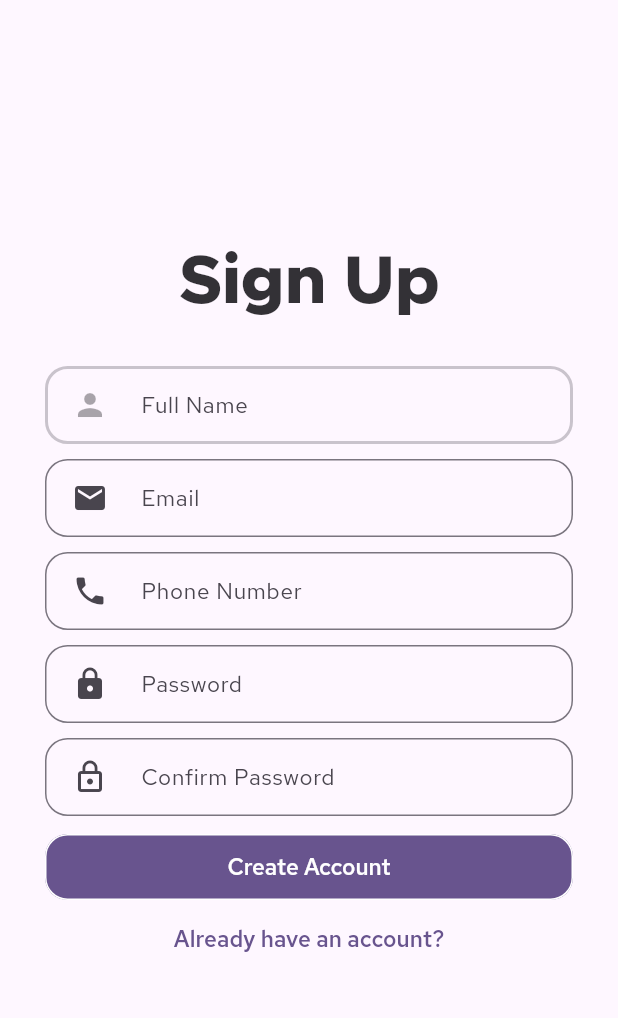
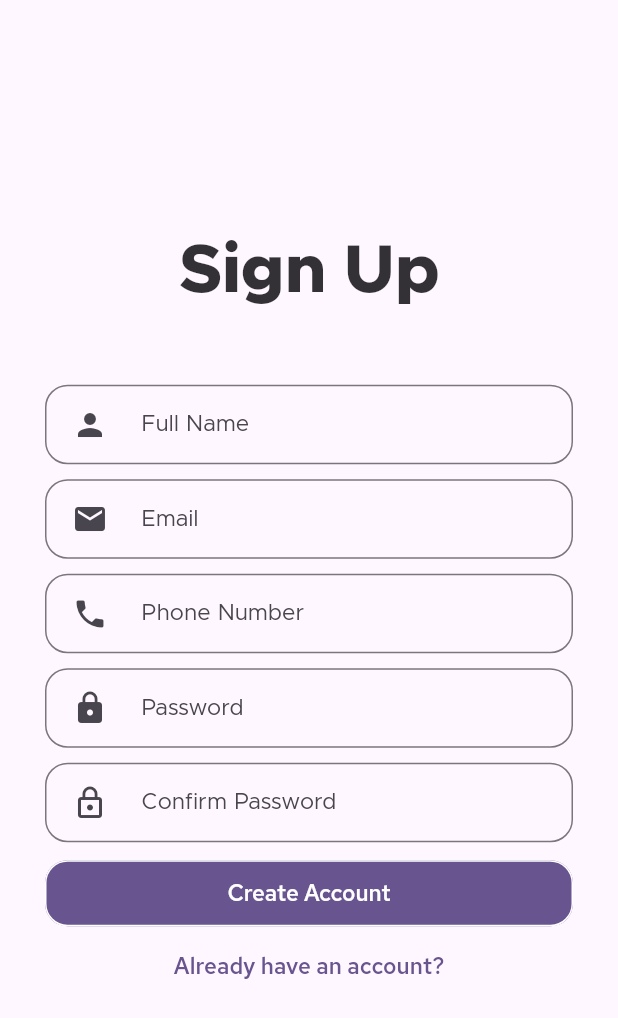
Before and after one commit to PremjithK/project_yu_health, a Flutter app: the SignupPage screen opened directly, on a phone screen of 412 x 824 dp. Shown: the top 1018 px of the screen. Run offline on Flutter 3.47's test engine with Material 2 defaults, Android fonts, the phone set to English and light mode, and no system bars; our stand-ins replace bloc, font_awesome_flutter, get; generated files the repository leaves out were written again; project files that could hold a hidden picture were left out.

Commit message:
scrollable fix sign up page

```diff
--- a/lib/custom_widgets/statusbar_coloring.dart
+++ /dev/null
@@ -1,18 +0,0 @@
-//&Statusbar
-// Get the brightness of the system
-import 'package:flutter/material.dart';
-import 'package:flutter/services.dart';
-
-void customStatusBar(BuildContext context, ThemeData theme) {
-  final b = MediaQuery.of(context).platformBrightness;
-
-  // Check if the system is in dark mode
-  final isDarkMode = b == Brightness.dark;
-
-  SystemChrome.setSystemUIOverlayStyle(
-    SystemUiOverlayStyle(
-      statusBarColor: Colors.transparent,
-      statusBarIconBrightness: isDarkMode ? Brightness.light : Brightness.dark,
-    ),
-  );
-}
--- a/lib/custom_widgets/text_fields.dart
+++ b/lib/custom_widgets/text_fields.dart
@@ -17,12 +17,14 @@ class MyTextFormField extends StatefulWidget {
     this.prefixIcon,
     this.keyboardType,
     this.enabled = true,
+    this.filled = false,
     //Event Properties
     this.onChanged,
   });
 
   final String? hint;
   final bool enabled;
+  final bool filled;
   final FormFieldValidator<String>? validator;
   final TextEditingController? controller;
   final bool isPassword;
@@ -57,7 +59,7 @@ class _MyTextFormFieldState extends State<MyTextFormField> {
       style: TextStyle(
         fontWeight: FontWeight.w500,
         fontSize: fontSize,
-        fontFamily: secondaryFont,
+        fontFamily: primaryFont,
         letterSpacing: 0.5,
         color: Theme.of(context).colorScheme.onSurface,
       ),
@@ -69,19 +71,18 @@ class _MyTextFormFieldState extends State<MyTextFormField> {
         disabledBorder: OutlineInputBorder(
           borderRadius: BorderRadius.circular(borderRadius),
           borderSide: BorderSide(
-            color: theme.outline.withOpacity(0.4),
-            width: 2,
+            color: theme.outline.withOpacity(0.3),
           ),
         ),
         //&ERROR MESSAGE STYLE
         errorStyle: TextStyle(
           color: Theme.of(context).colorScheme.error,
           fontSize: 12,
-          fontFamily: secondaryFont,
+          fontFamily: primaryFont,
           fontWeight: FontWeight.w500,
           letterSpacing: 0,
         ),
-        filled: true,
+        filled: widget.filled,
         fillColor: theme.surface,
         border: OutlineInputBorder(
           borderRadius: BorderRadius.circular(borderRadius),
@@ -99,9 +100,12 @@ class _MyTextFormFieldState extends State<MyTextFormField> {
         // LABEL STYLES
         // HINT STYLES
         labelText: widget.hint,
-        floatingLabelStyle: const TextStyle(fontSize: 16),
+        floatingLabelStyle: const TextStyle(
+          fontSize: 16,
+          fontFamily: primaryFont,
+        ),
         labelStyle: TextStyle(
-          fontFamily: secondaryFont,
+          fontFamily: primaryFont,
           fontSize: fontSize,
           fontWeight: FontWeight.w400,
           color: Theme.of(context).colorScheme.onSurfaceVariant,
--- a/lib/custom_widgets/theme.dart
+++ b/lib/custom_widgets/theme.dart
@@ -74,7 +74,9 @@ const darkColorScheme = ColorScheme(
 );
 
 // Theme Data Variables
-ThemeData lightTheme =
-    ThemeData.from(colorScheme: lightColorScheme, useMaterial3: true);
-ThemeData darkTheme =
-    ThemeData.from(colorScheme: darkColorScheme, useMaterial3: true);
+ThemeData lightTheme = ThemeData.from(
+  colorScheme: lightColorScheme,
+);
+ThemeData darkTheme = ThemeData.from(
+  colorScheme: darkColorScheme,
+);
--- a/lib/login_page/view/login_page.dart
+++ b/lib/login_page/view/login_page.dart
@@ -23,13 +23,13 @@ class LoginPage extends StatelessWidget {
 
     // UI
     return Scaffold(
+      resizeToAvoidBottomInset: false,
       backgroundColor: theme.background,
       body: Column(
         mainAxisAlignment: MainAxisAlignment.center,
         children: [
           SingleChildScrollView(
             child: Column(
-              mainAxisAlignment: MainAxisAlignment.center,
               children: [
                 // Form Items
                 Padding(
--- a/lib/signup_page/view/signup_page.dart
+++ b/lib/signup_page/view/signup_page.dart
@@ -23,31 +23,24 @@ class SignupPage extends StatelessWidget {
     final theme = Theme.of(context).colorScheme;
     //final deviceHeight = MediaQuery.of(context).size.height;
     //final deviceWidth = MediaQuery.of(context).size.width;
-
     // UI
     return Scaffold(
-      // resizeToAvoidBottomInset: true,
       backgroundColor: theme.background,
-      body: Column(
-        mainAxisAlignment: MainAxisAlignment.center,
-        children: [
-          Form(
-            key: _formKey,
+      body: Center(
         child: SingleChildScrollView(
           child: Padding(
             padding: const EdgeInsets.symmetric(horizontal: 30),
+            child: Form(
+              key: _formKey,
               child: Column(
-                  mainAxisAlignment: MainAxisAlignment.center,
                 children: [
                   const MainHeading(
                     text: 'Sign Up',
                     weight: FontWeight.w700,
                   ),
-                    heightspace(30),
-
+                  heightspace(50),
                   // Name Field
                   MyTextFormField(
-                      enabled: false,
                     controller: _nameController,
                     prefixIcon: const Icon(Icons.person),
                     hint: 'Full Name',
@@ -142,13 +135,11 @@ class SignupPage extends StatelessWidget {
                       );
                     },
                   ),
-                    heightspace(10),
                 ],
               ),
             ),
           ),
         ),
-        ],
       ),
     );
   }
--- a/lib/user_dashboard_page/view/user_dashboard_page.dart
+++ b/lib/user_dashboard_page/view/user_dashboard_page.dart
@@ -5,7 +5,6 @@ import 'package:yu_health/custom_widgets/dashboard_long_option.dart';
 import 'package:yu_health/custom_widgets/image_banner_card.dart';
 import 'package:yu_health/custom_widgets/profile_avatar_circle.dart';
 import 'package:yu_health/custom_widgets/spacing.dart';
-import 'package:yu_health/custom_widgets/statusbar_coloring.dart';
 import 'package:yu_health/custom_widgets/text_types.dart';
 
 class UserDashboardPage extends StatefulWidget {
@@ -18,9 +17,6 @@ class UserDashboardPage extends StatefulWidget {
 class _UserDashboardPageState extends State<UserDashboardPage> {
   @override
   Widget build(BuildContext context) {
-    //! Making transparent status bar
-    customStatusBar(context, Theme.of(context));
-
     final theme = Theme.of(context).colorScheme;
     //final textTheme = Theme.of(context).textTheme;
     // final deviceHeight = MediaQuery.of(context).size.height;
```
Lines whose indentation alone changed are shown as unchanged.
